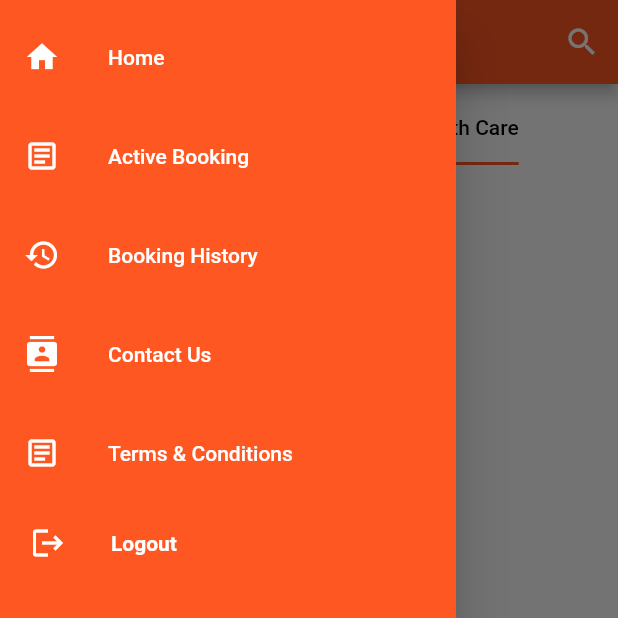
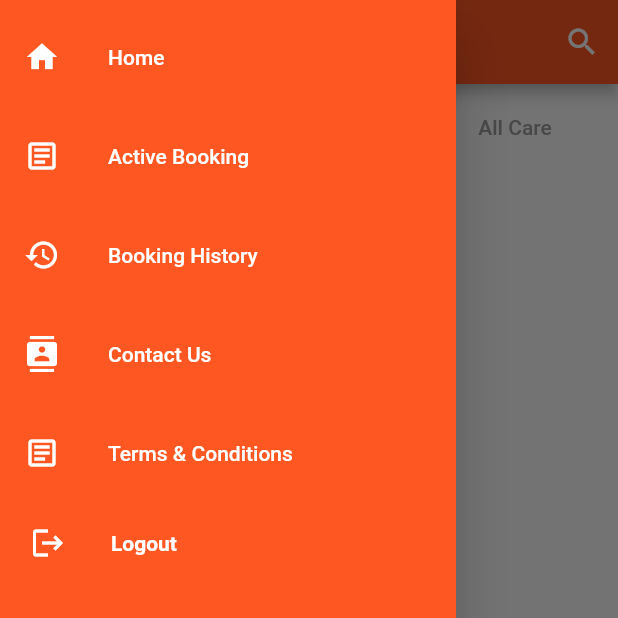
Before and after one commit to ekyut123/THESIS, a Flutter app: the screen it shows once a user with an empty profile is signed in, tab 2 chosen, with the side drawer open, on a phone screen of 412 x 824 dp, the top half of it. Run offline on Flutter 3.47's test engine with Material 2 defaults, Android fonts, the phone set to English and light mode, and no system bars; our stand-ins replace cloud_firestore, file_picker, firebase_auth, firebase_core, firebase_storage, flutter_rating_bar and 4 more; missing offline and left inert: date_time_picker_widget; accounts and stored records are empty.

Commit message:
Update consumer.dart

```diff
--- a/lib/consumer.dart
+++ b/lib/consumer.dart
@@ -1,6 +1,7 @@
 import 'package:cloud_firestore/cloud_firestore.dart';
 import 'package:firebase_auth/firebase_auth.dart';
 import 'package:flutter/material.dart';
+import 'package:flutter_firebase_users/navpages/all_care.dart';
 import 'package:flutter_firebase_users/navpages/healthcare_list.dart';
 import 'package:flutter_firebase_users/navpages/personalcare_list.dart';
 import 'package:flutter_firebase_users/searchdelegate.dart';
@@ -35,7 +36,7 @@ class _ConsumerPageState extends State<ConsumerPage>
 
   @override
   Widget build(BuildContext context) {
-    TabController tabController = TabController(length: 2, vsync: this);
+    TabController tabController = TabController(length: 3, vsync: this);
     TextEditingController textController = TextEditingController();
     return Scaffold(
         drawer: const NavigationDrawerWidget(),
@@ -70,6 +71,7 @@ class _ConsumerPageState extends State<ConsumerPage>
                       tabs: const [
                         Tab(text: "Personal Care"),
                         Tab(text: "Health Care"),
+                        Tab(text: "All Care")
                       ]),
                 ),
               ),
@@ -82,7 +84,8 @@ class _ConsumerPageState extends State<ConsumerPage>
                     controller: tabController,
                     children: [
                       PersonalCareList(label: "Personal Care", uid: userid),
-                      HealthCareList(label: "Health Care", uid: userid)
+                      HealthCareList(label: "Health Care", uid: userid),
+                      AllCareList(uid: userid)
                     ],
                   )),
             ],
```
